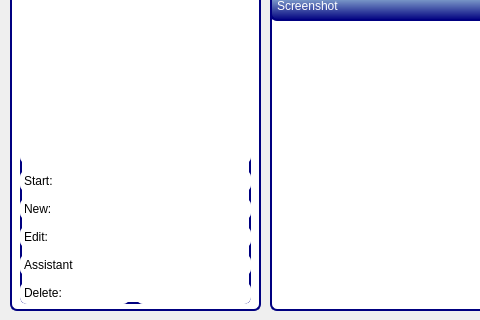
The window that dboxfe/ui/dboxfe.ui (LasDesu/DBoxFE) describes before a commit, drawn with Qt 5; both pictures show x 0 to 480 and y 220 to 540 of the 780 by 540 pixel window.
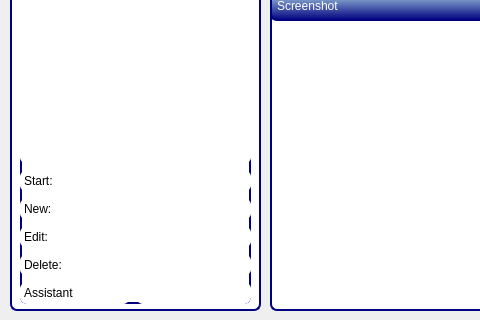
The same window after the commit. Icons and pictures are not drawn.

```diff
--- a/dboxfe/ui/dboxfe.ui
+++ b/dboxfe/ui/dboxfe.ui
@@ -243,58 +243,6 @@
          </item>
         </layout>
        </item>
-       <item>
-        <layout class="QHBoxLayout" name="hlAssistant" >
-         <item>
-          <widget class="QLabel" name="labelAssistant" >
-           <property name="minimumSize" >
-            <size>
-             <width>110</width>
-             <height>0</height>
-            </size>
-           </property>
-           <property name="maximumSize" >
-            <size>
-             <width>110</width>
-             <height>16777215</height>
-            </size>
-           </property>
-           <property name="styleSheet" >
-            <string notr="true" >border: none;</string>
-           </property>
-           <property name="text" >
-            <string>Assistant</string>
-           </property>
-          </widget>
-         </item>
-         <item>
-          <widget class="QPushButton" name="btnAssistant" >
-           <property name="minimumSize" >
-            <size>
-             <width>0</width>
-             <height>22</height>
-            </size>
-           </property>
-           <property name="maximumSize" >
-            <size>
-             <width>16777215</width>
-             <height>22</height>
-            </size>
-           </property>
-           <property name="styleSheet" >
-            <string notr="true" >border-style: none;</string>
-           </property>
-           <property name="text" >
-            <string/>
-           </property>
-           <property name="icon" >
-            <iconset resource="../../resource/dboxfe.qrc" >
-             <normaloff>:/pics/images/computer_16.png</normaloff>:/pics/images/computer_16.png</iconset>
-           </property>
-          </widget>
-         </item>
-        </layout>
-       </item>
        <item>
         <layout class="QHBoxLayout" name="hlDeleteProfile" >
          <item>
@@ -347,6 +295,58 @@
          </item>
         </layout>
        </item>
+       <item>
+        <layout class="QHBoxLayout" name="hlAssistant" >
+         <item>
+          <widget class="QLabel" name="labelAssistant" >
+           <property name="minimumSize" >
+            <size>
+             <width>110</width>
+             <height>0</height>
+            </size>
+           </property>
+           <property name="maximumSize" >
+            <size>
+             <width>110</width>
+             <height>16777215</height>
+            </size>
+           </property>
+           <property name="styleSheet" >
+            <string notr="true" >border: none;</string>
+           </property>
+           <property name="text" >
+            <string>Assistant</string>
+           </property>
+          </widget>
+         </item>
+         <item>
+          <widget class="QPushButton" name="btnAssistant" >
+           <property name="minimumSize" >
+            <size>
+             <width>0</width>
+             <height>22</height>
+            </size>
+           </property>
+           <property name="maximumSize" >
+            <size>
+             <width>16777215</width>
+             <height>22</height>
+            </size>
+           </property>
+           <property name="styleSheet" >
+            <string notr="true" >border-style: none;</string>
+           </property>
+           <property name="text" >
+            <string/>
+           </property>
+           <property name="icon" >
+            <iconset resource="../../resource/dboxfe.qrc" >
+             <normaloff>:/pics/images/computer_16.png</normaloff>:/pics/images/computer_16.png</iconset>
+           </property>
+          </widget>
+         </item>
+        </layout>
+       </item>
       </layout>
      </item>
     </layout>
```
Left out of the diff: 6 changed lines with no effect on the pictures.
